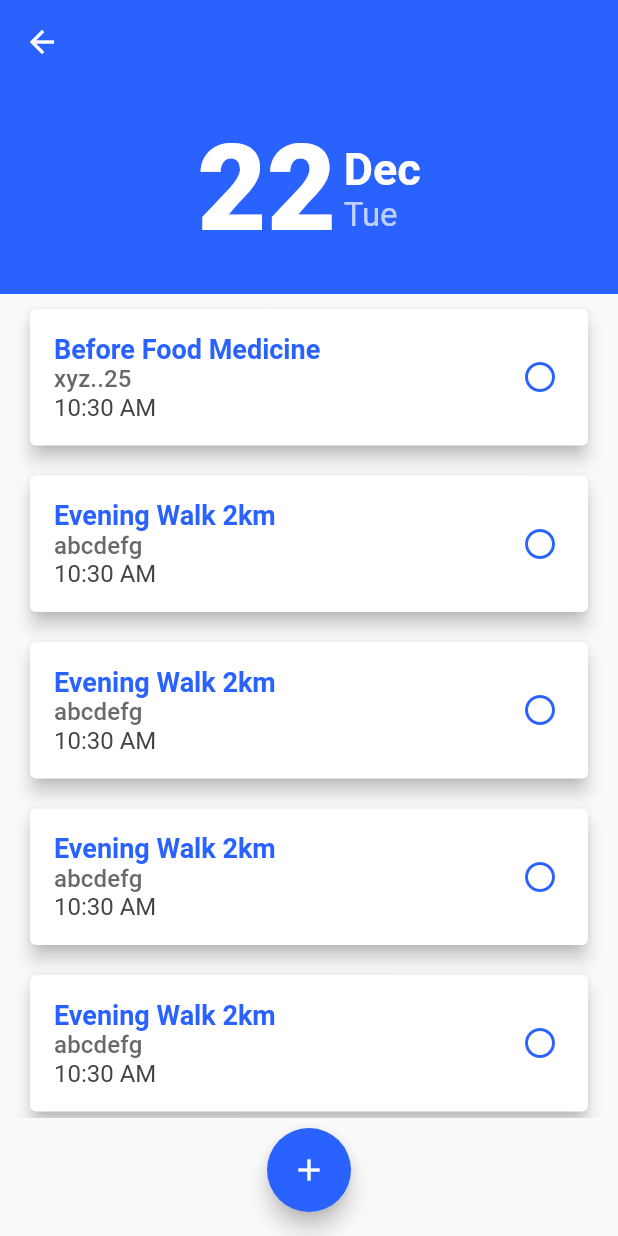
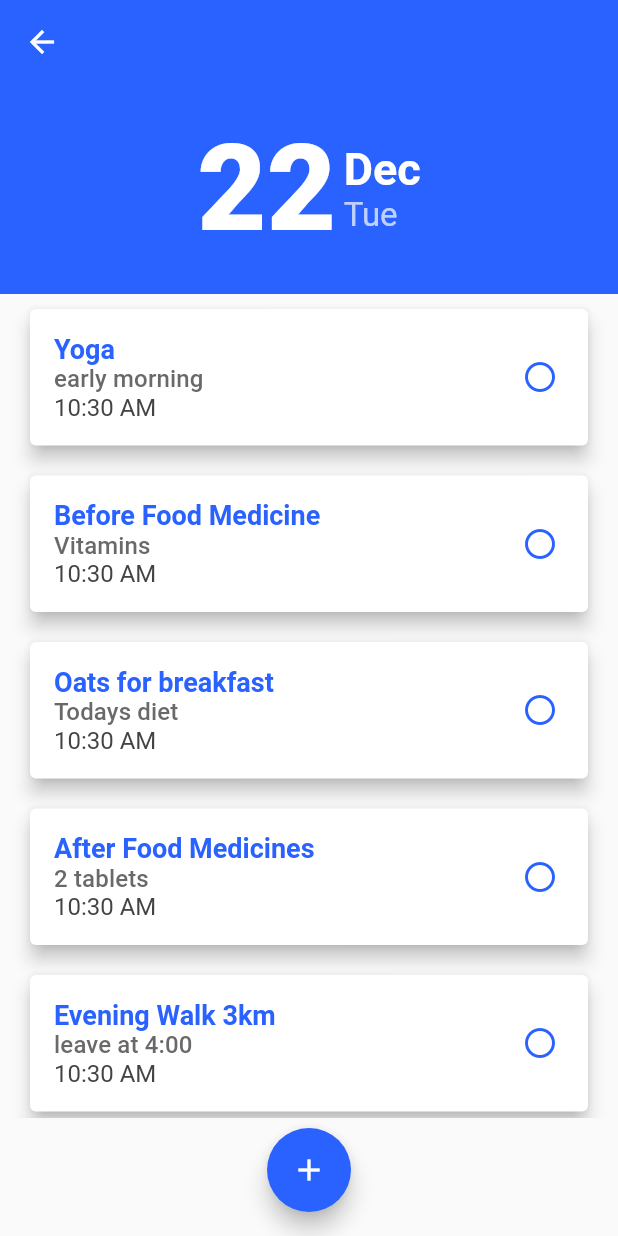
Before and after one commit to NavaneethRenjith/Medwise, a Flutter app: the TaskPage screen opened directly, on a phone screen of 412 x 824 dp. Run offline on Flutter 3.47's test engine with Material 2 defaults, Android fonts, the phone set to English and light mode, and no system bars; our stand-ins replace flutter_svg.

Commit message:
task done feature corrected

```diff
--- a/Medwise/lib/models/task.dart
+++ b/Medwise/lib/models/task.dart
@@ -14,5 +14,5 @@ class Task {
       this.date,
       this.time,
       this.tag,
-      this.taskDone});
+      this.taskDone = false});
 }
--- a/Medwise/lib/screens/task_page.dart
+++ b/Medwise/lib/screens/task_page.dart
@@ -13,52 +13,46 @@ class TaskPage extends StatefulWidget {
 class _TaskPageState extends State<TaskPage> {
   final List<Task> _userTasks = [
     Task(
-      title: 'Before Food Medicine',
-      description: 'xyz..25',
+      title: 'Yoga',
+      description: 'early morning',
+      date: DateTime.now(),
+      time: TimeOfDay.now(),
+      tag: 'exercise',
+    ),
+    Task(
+        title: 'Before Food Medicine',
+        description: 'Vitamins',
+        date: DateTime.now(),
+        time: TimeOfDay.now(),
+        tag: 'medicine',
+        taskDone: false),
+    Task(
+      title: 'Oats for breakfast',
+      description: 'Todays diet',
+      date: DateTime.now(),
+      time: TimeOfDay.now(),
+      tag: 'diet',
+    ),
+    Task(
+      title: 'After Food Medicines',
+      description: '2 tablets',
       date: DateTime.now(),
       time: TimeOfDay.now(),
       tag: 'medicine',
-      taskDone: false,
     ),
     Task(
-      title: 'Evening Walk 2km',
-      description: 'abcdefg',
+      title: 'Evening Walk 3km',
+      description: 'leave at 4:00',
       date: DateTime.now(),
       time: TimeOfDay.now(),
       tag: 'exercise',
-      taskDone: false,
     ),
     Task(
-      title: 'Evening Walk 2km',
-      description: 'abcdefg',
+      title: 'Take tablets',
+      description: 'After dinner',
       date: DateTime.now(),
       time: TimeOfDay.now(),
-      tag: 'exercise',
-      taskDone: false,
-    ),
-    Task(
-      title: 'Evening Walk 2km',
-      description: 'abcdefg',
-      date: DateTime.now(),
-      time: TimeOfDay.now(),
-      tag: 'exercise',
-      taskDone: false,
-    ),
-    Task(
-      title: 'Evening Walk 2km',
-      description: 'abcdefg',
-      date: DateTime.now(),
-      time: TimeOfDay.now(),
-      tag: 'exercise',
-      taskDone: false,
-    ),
-    Task(
-      title: 'Evening Walk 2km',
-      description: 'abcdefg',
-      date: DateTime.now(),
-      time: TimeOfDay.now(),
-      tag: 'exercise',
-      taskDone: false,
+      tag: 'medicine',
     ),
   ];
 
--- a/Medwise/lib/widgets/task_list.dart
+++ b/Medwise/lib/widgets/task_list.dart
@@ -12,7 +12,7 @@ class TaskList extends StatefulWidget {
 }
 
 class _TaskListState extends State<TaskList> {
-  var done = false;
+  // var done = false;
   @override
   Widget build(BuildContext context) {
     return SingleChildScrollView(
@@ -21,6 +21,7 @@ class _TaskListState extends State<TaskList> {
         child: ListView.builder(
           physics: BouncingScrollPhysics(),
           itemBuilder: (context, index) {
+            var done = widget.displayedTasks[index].taskDone;
             return AnimatedOpacity(
               opacity: !done ? 1 : 0.4,
               duration: Duration(milliseconds: 200),
@@ -69,7 +70,8 @@ class _TaskListState extends State<TaskList> {
                                 ),
                           onPressed: () {
                             setState(() {
-                              done = !done;
+                              widget.displayedTasks[index].taskDone =
+                                  !widget.displayedTasks[index].taskDone;
                             });
                           })
                     ],
```
Also changed, not shown: Medwise/lib/screens/profile_page.dart (+21 -34 lines).
